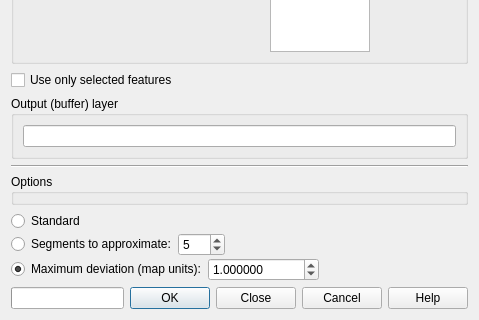
The window that ui_multidistancebuffer.ui (havatv/qgismultidistancebufferplugin) describes before a commit, drawn with Qt 5; both pictures show x 0 to 479 and y 268 to 588 of the 479 by 588 pixel window.
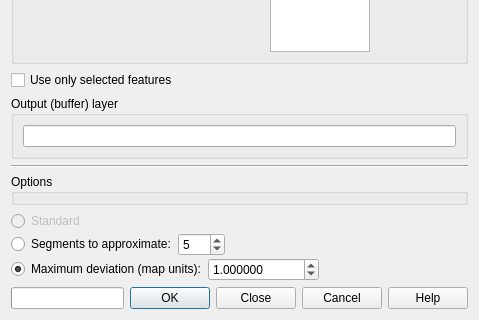
The same window after the commit.

Commit message: Disabling the variant that uses QgsGeometryAnalyzer (in the worker thread)

Patch:
```diff
--- a/ui_multidistancebuffer.ui
+++ b/ui_multidistancebuffer.ui
@@ -195,7 +195,7 @@
          <item>
           <widget class="QRadioButton" name="standardRB">
            <property name="enabled">
-            <bool>true</bool>
+            <bool>false</bool>
            </property>
            <property name="toolTip">
             <string>Standard means 5 segments per quarter circle and dataset buffering</string>
```
The commit also changes 2 other files.
